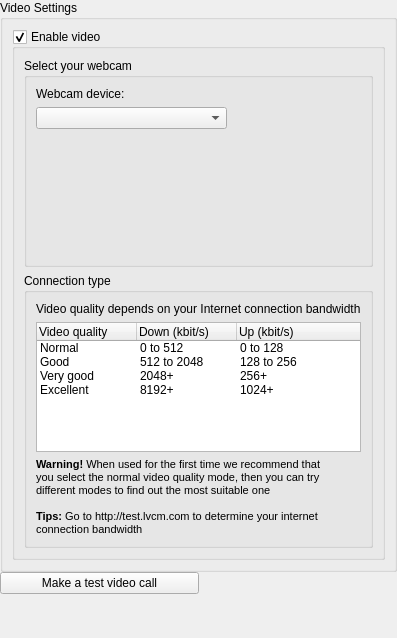
Before: the Qt Designer form wengophone/src/presentation/qt/config/VideoSettings.ui in tkrotoff/WengoPhone, drawn with Qt 5.
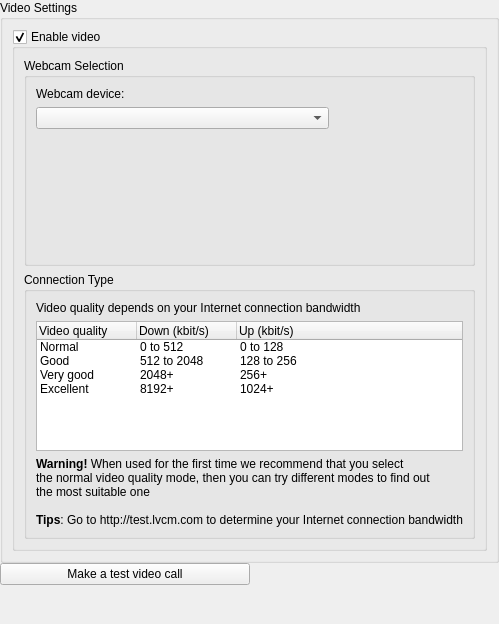
After: the same form once the commit is applied. Icons and pictures are not drawn.

Commit message: - VideoSettings fully implemented, works fine now - QtSms uses UIC approach - Starting working on ContactPresenceStateChangedEvent for toaster/notification

Patch:
```diff
--- a/wengophone/src/presentation/qt/config/VideoSettings.ui
+++ b/wengophone/src/presentation/qt/config/VideoSettings.ui
@@ -8,8 +8,8 @@
    <rect>
     <x>0</x>
     <y>0</y>
-    <width>355</width>
-    <height>638</height>
+    <width>460</width>
+    <height>624</height>
    </rect>
   </property>
   <layout class="QGridLayout" >
@@ -52,7 +52,7 @@
          <item row="0" column="0" >
           <widget class="QGroupBox" name="groupBox_2" >
            <property name="title" >
-            <string>Select your webcam</string>
+            <string>Webcam Selection</string>
            </property>
            <layout class="QGridLayout" >
             <property name="margin" >
@@ -145,7 +145,7 @@
          <item row="1" column="0" >
           <widget class="QGroupBox" name="groupBox" >
            <property name="title" >
-            <string>Connection type</string>
+            <string>Connection Type</string>
            </property>
            <layout class="QGridLayout" >
             <property name="margin" >
@@ -245,7 +245,7 @@
             <item row="2" column="0" >
              <widget class="QLabel" name="label" >
               <property name="text" >
-               <string>&lt;html>&lt;head>&lt;meta name="qrichtext" content="1" />&lt;/head>&lt;body style=" white-space: pre-wrap; font-family:MS Shell Dlg; font-size:8.25pt; font-weight:400; font-style:normal; text-decoration:none;">&lt;p style=" margin-top:0px; margin-bottom:0px; margin-left:0px; margin-right:0px; -qt-block-indent:0; text-indent:0px; font-size:8pt;">&lt;span style=" font-weight:600;">Warning!&lt;/span> When used for the first time we recommend that&lt;/p>&lt;p style=" margin-top:0px; margin-bottom:0px; margin-left:0px; margin-right:0px; -qt-block-indent:0; text-indent:0px; font-size:8pt;">you select the normal video quality mode, then you can try&lt;/p>&lt;p style=" margin-top:0px; margin-bottom:0px; margin-left:0px; margin-right:0px; -qt-block-indent:0; text-indent:0px; font-size:8pt;">different modes to find out the most suitable one&lt;/p>&lt;p style="-qt-paragraph-type:empty; margin-top:0px; margin-bottom:0px; margin-left:0px; margin-right:0px; -qt-block-indent:0; text-indent:0px; font-size:8pt;">&lt;/p>&lt;p style=" margin-top:0px; margin-bottom:0px; margin-left:0px; margin-right:0px; -qt-block-indent:0; text-indent:0px; font-size:8pt; font-weight:600;">Tips: &lt;span style=" font-weight:400;">Go to http://test.lvcm.com to determine your internet&lt;/span>&lt;/p>&lt;p style=" margin-top:0px; margin-bottom:0px; margin-left:0px; margin-right:0px; -qt-block-indent:0; text-indent:0px; font-size:8pt;">connection bandwidth&lt;/p>&lt;/body>&lt;/html></string>
+               <string>&lt;b>Warning!&lt;/b> When used for the first time we recommend that you select&lt;br>the normal video quality mode, then you can try different modes to find out&lt;br>the most suitable one&lt;br>&lt;br>&lt;b>Tips&lt;/b>: Go to http://test.lvcm.com to determine your Internet connection bandwidth</string>
               </property>
              </widget>
             </item>
```
The commit also changes 24 other files.
